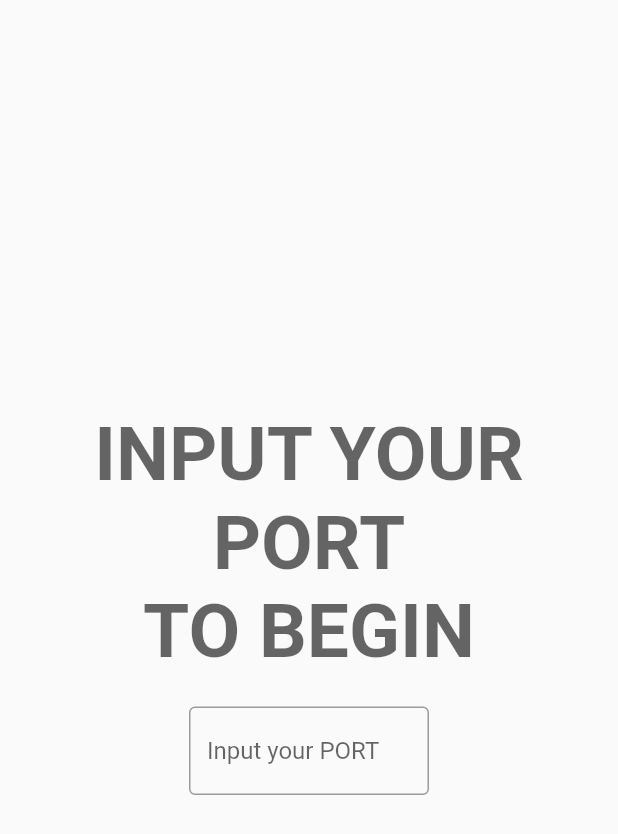
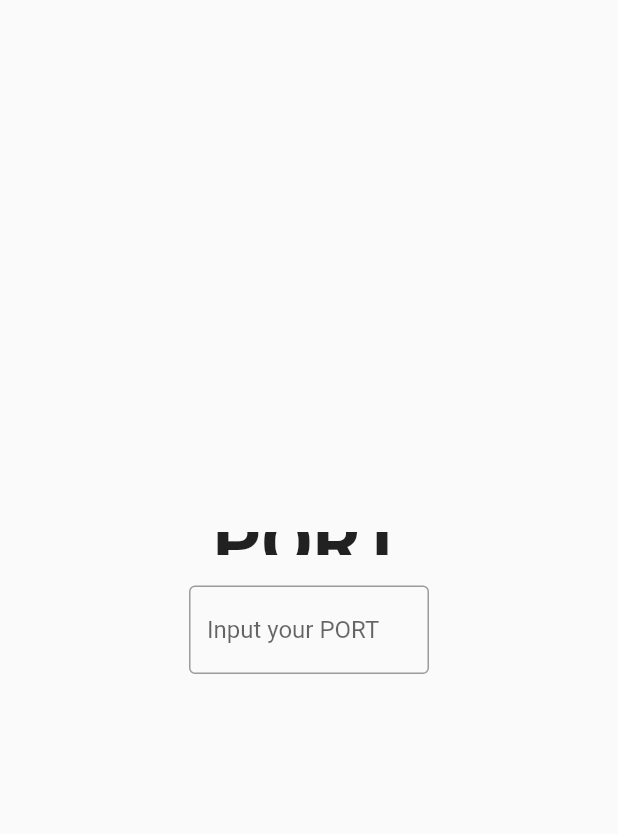
Before and after one commit to Chaozs/Covert-IM, a Flutter app: the first screen one second after launch, on a phone screen of 412 x 824 dp. Shown: the top 834 px of the screen. Run offline on Flutter 3.47's test engine with Material 2 defaults, Android fonts, the phone set to English and light mode, and no system bars.

Commit message:
improve UX

```diff
--- a/ui/lib/pages/home.dart
+++ b/ui/lib/pages/home.dart
@@ -1,5 +1,14 @@
 import 'package:flutter/material.dart';
 import 'package:ui/pages/chatrooms.dart';
+import 'dart:math' as math;
+
+class PeakQuadraticCurve extends Curve {
+  @override
+  double transform(double t) {
+    assert(t >= 0.0 && t <= 1.0);
+    return -15 * math.pow(t, 2) + 15 * t + 1;
+  }
+}
 
 class PortPage extends StatefulWidget {
   @override
@@ -36,8 +45,8 @@ class _PortPageState extends State<PortPage> with SingleTickerProviderStateMixin
   initState() {
     super.initState();
     controller = AnimationController(
-        duration: const Duration(seconds: 1), vsync: this);
-    animation = CurvedAnimation(parent: controller, curve: Curves.easeIn);
+        duration: const Duration(seconds: 2), vsync: this);
+    animation = CurvedAnimation(parent: controller, curve: Curves.easeInCubic);
     controller.forward();
   }
 
@@ -50,8 +59,33 @@ class _PortPageState extends State<PortPage> with SingleTickerProviderStateMixin
             mainAxisSize: MainAxisSize.min,
             mainAxisAlignment: MainAxisAlignment.center,
             children: <Widget>[
-              FadeTransition(
-                opacity: animation,
+              SizeTransition(
+                sizeFactor: animation,
+                child: Center(
+                  child: Hero(
+                    flightShuttleBuilder: (
+                      BuildContext flightContext,
+                      Animation<double> animation,
+                      HeroFlightDirection flightDirection,
+                      BuildContext fromHeroContext,
+                      BuildContext toHeroContext,
+                    ) {
+                      final Hero toHero = toHeroContext.widget;
+                      return ScaleTransition(
+                        scale: animation.drive(
+                          Tween<double>(begin: 0.0, end: 1.0).chain(
+                            CurveTween(
+                              curve: Interval(0.0, 1.0,
+                                curve: PeakQuadraticCurve()),
+                            ),
+                          ),
+                        ),
+                        child: toHero.child,
+                      );
+                    },
+                    tag: 'sel_port',
+                    child: Material(
+                      type: MaterialType.transparency,
                       child: Text(
                         noport ? port : 'YOUR PORT: $port',
                         style: TextStyle(
@@ -59,6 +93,9 @@ class _PortPageState extends State<PortPage> with SingleTickerProviderStateMixin
                           fontWeight: FontWeight.bold,
                         ),
                         textAlign: TextAlign.center,
+                      ),
+                    ),
+                  ),
                 ),
               ),
               Container(
@@ -76,25 +113,31 @@ class _PortPageState extends State<PortPage> with SingleTickerProviderStateMixin
                 ),
               ),
               noport? SizedBox() :
-              FadeTransition(
-                opacity: animation,
+              SizeTransition(
+                sizeFactor: animation,
+                child: Center(
                   child: GestureDetector(
                     onTap: () {
                       _toChatroom(port);
                     },
                     child: Container(
-                    width: 75,
+                      width: 110,
                       height: 110,
                       child: Column(
                         mainAxisAlignment: MainAxisAlignment.spaceBetween,
                         children: <Widget>[
                           Text(
-                          'Tap to Chat'
+                            'TAP TO CHAT',
+                            style: TextStyle(
+                              fontWeight: FontWeight.bold,
+                            ),
                           ),
                           Image.asset(
                             'assets/images/v.png',
+                            height: 80,
                           ),
                         ],
+                      ),
                     ),
                   ),
                 ),
```
Also changed, not shown: ui/lib/pages/chatpage.dart (+10 -6 lines), ui/lib/pages/chatrooms.dart (+31 -5 lines), ui/assets/images/v.png. Lines whose indentation alone changed are shown as unchanged.
